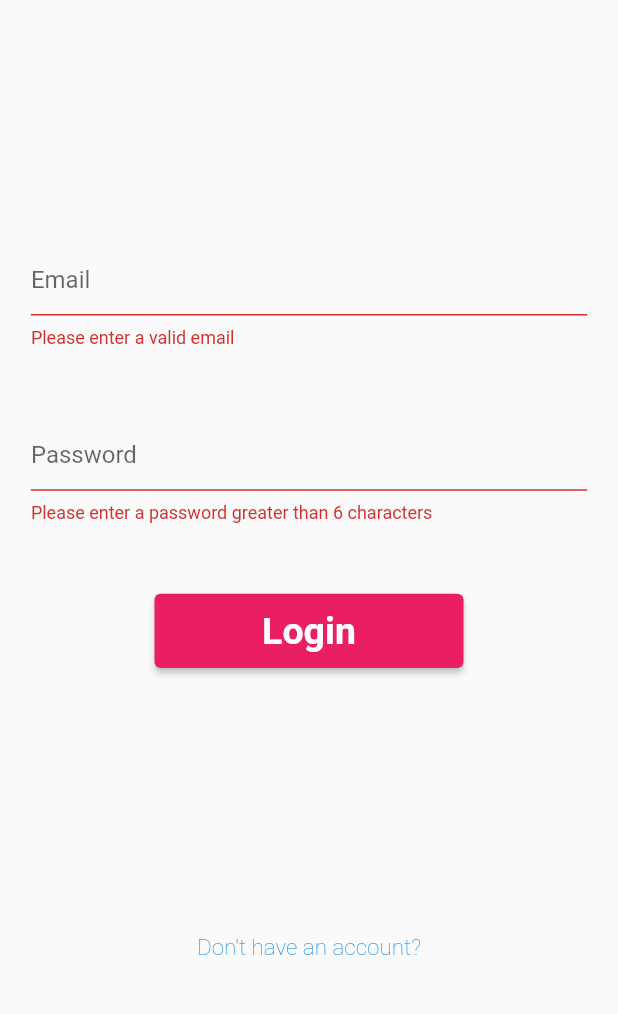
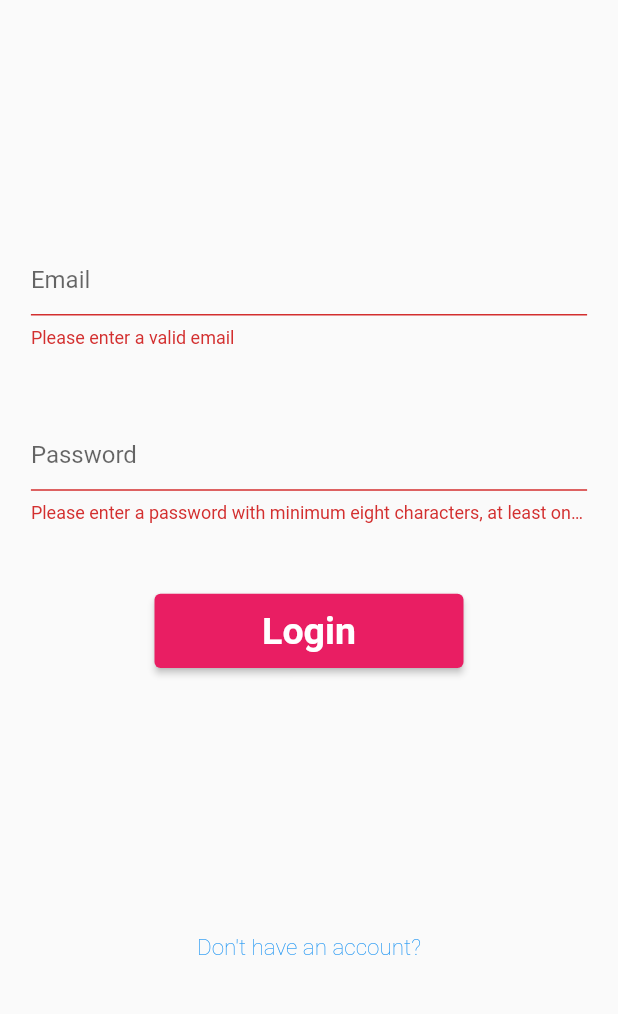
Before and after one commit to nograve/photogram, a Flutter app: the screen it shows after launch, after a tap on "Login", on a phone screen of 412 x 824 dp, the part 148-1162 px from its top. Run offline on Flutter 3.47's test engine with Material 2 defaults, Android fonts, the phone set to English and light mode, and no system bars; drawn by our look-alikes of overlay_support; our stand-ins replace cloud_firestore, file_picker, firebase_auth, firebase_core, firebase_storage, get_it; accounts and stored records are empty; network calls fail.

Commit message:
Add Regex for password

```diff
--- a/lib/functions/password_validator.dart
+++ b/lib/functions/password_validator.dart
@@ -1,6 +1,10 @@
 String? passwordValidator(String? password) {
-  if (password != null && password.length > 6) {
+  if (password != null && password.contains(
+      // Minimum eight characters, at least one uppercase letter,
+      // one lowercase letter and one number
+      RegExp(r"^(?=.*[a-z])(?=.*[A-Z])(?=.*\d)[a-zA-Z\d]{8,}$"))) {
     return null;
   }
-  return 'Please enter a password greater than 6 characters';
+  return 'Please enter a password with minimum eight characters, at least one '
+      'uppercase letter, one lowercase letter and one number';
 }
```
